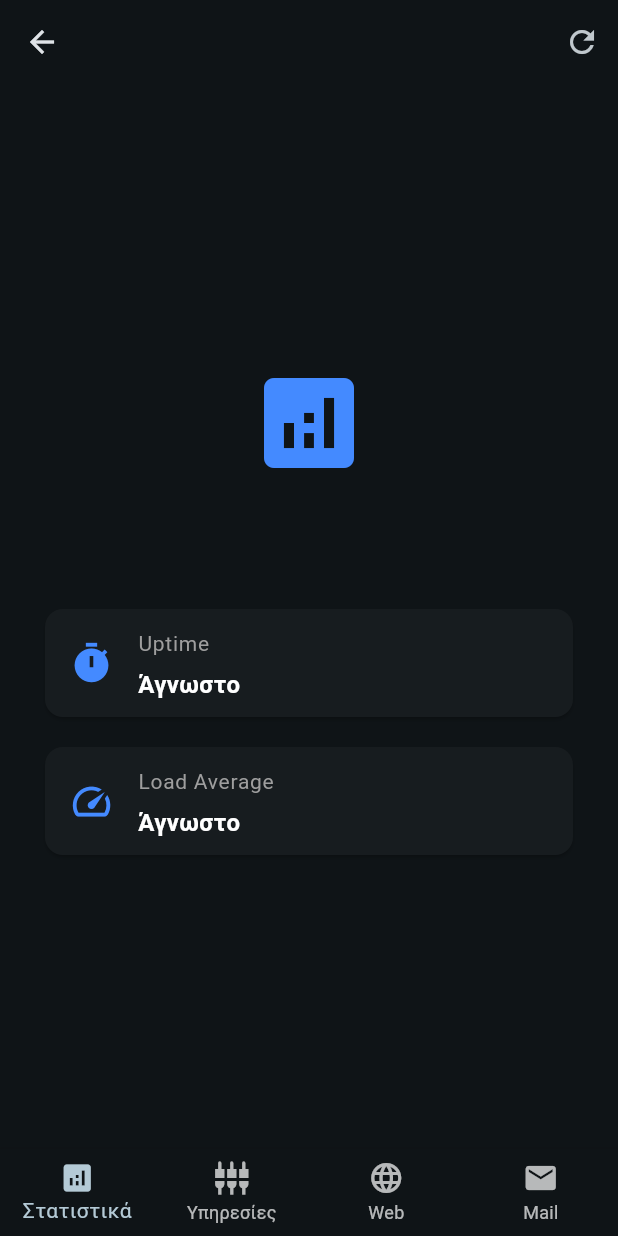
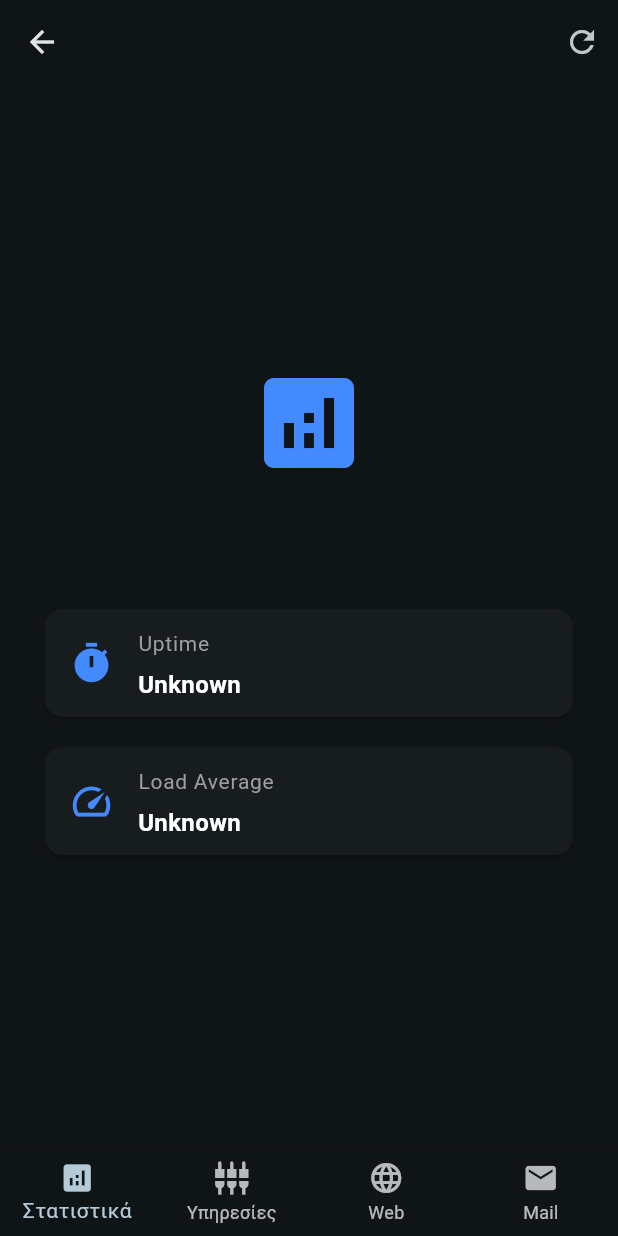
Before and after one commit to jampwebsolutions/hestiacp_monitor, a Flutter app: the DashboardScreen screen opened directly with empty values, on a phone screen of 412 x 824 dp. Run offline on Flutter 3.47's test engine with Material 3 defaults, Android fonts, the phone set to English and light mode, and no system bars; our stand-ins replace flutter_secure_storage, local_auth, shared_preferences; accounts and stored records are empty; network calls fail.

Commit message:
fix: Update Greek text to English for consistency in DashboardScreen

```diff
--- a/lib/screens/dashboard_screen.dart
+++ b/lib/screens/dashboard_screen.dart
@@ -20,8 +20,8 @@ class DashboardScreen extends StatefulWidget {
 class _DashboardScreenState extends State<DashboardScreen> {
   int _currentIndex = 0;
 
-  String uptime = "Άγνωστο";
-  String loadAverage = "Άγνωστο";
+  String uptime = "Unknown";
+  String loadAverage = "Unknown";
   Map<String, dynamic> servicesList = {};
   Map<String, dynamic> webDomainsList = {};
   Map<String, dynamic> mailDomainsList = {};
@@ -109,7 +109,7 @@ class _DashboardScreenState extends State<DashboardScreen> {
         });
       }
     } catch (e) {
-      print("Σφάλμα Στατιστικών: $e");
+      print("Stats fault: $e");
     }
   }
 
```
